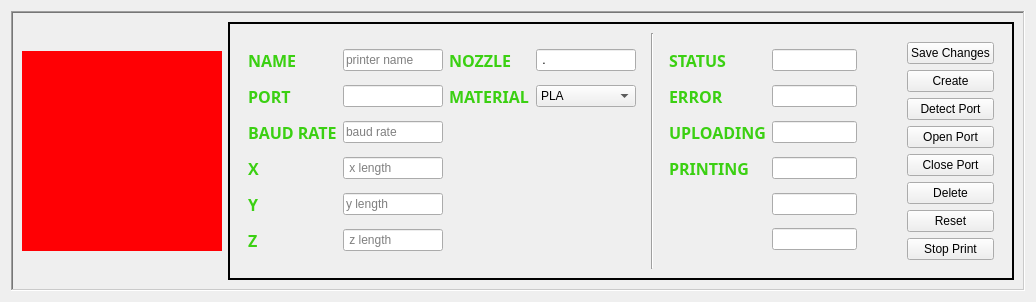
Qt form ui/devicewidget.ui (malabdali/3dPrintersManager) before a commit.
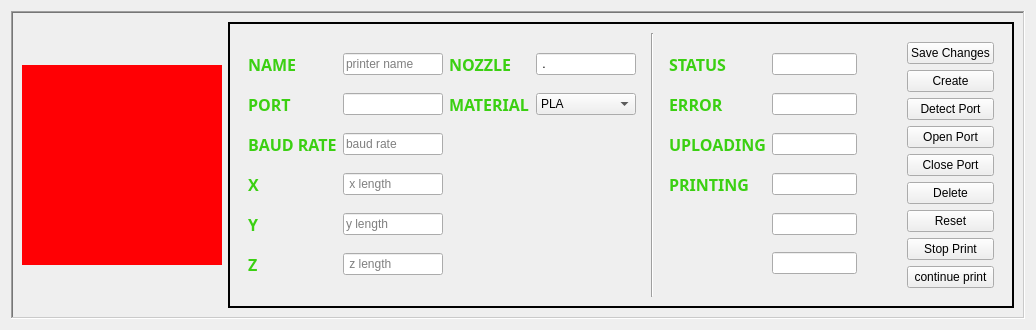
The same form after that commit. Icons and pictures are not drawn.

Commit message: print controller for more effciency

The edit to the form file:
```diff
--- a/ui/devicewidget.ui
+++ b/ui/devicewidget.ui
@@ -831,6 +831,13 @@
               </property>
              </widget>
             </item>
+            <item>
+             <widget class="QPushButton" name="_continue_print_button">
+              <property name="text">
+               <string>continue print</string>
+              </property>
+             </widget>
+            </item>
            </layout>
           </widget>
          </item>
```
The commit also changes 28 other files.
